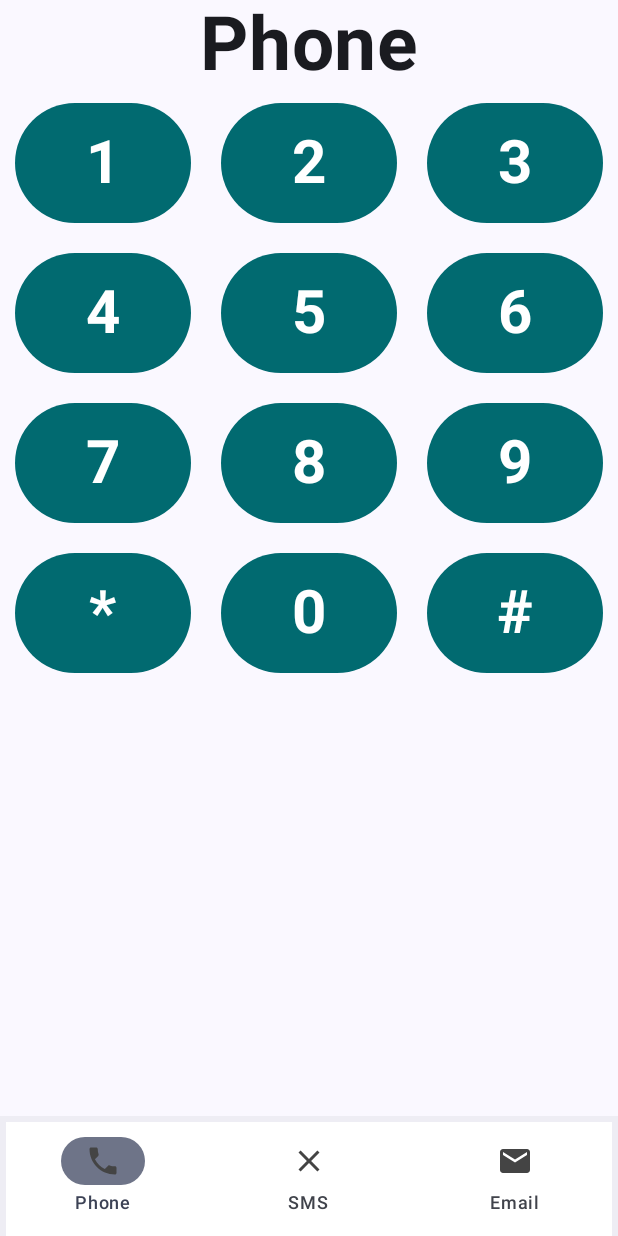
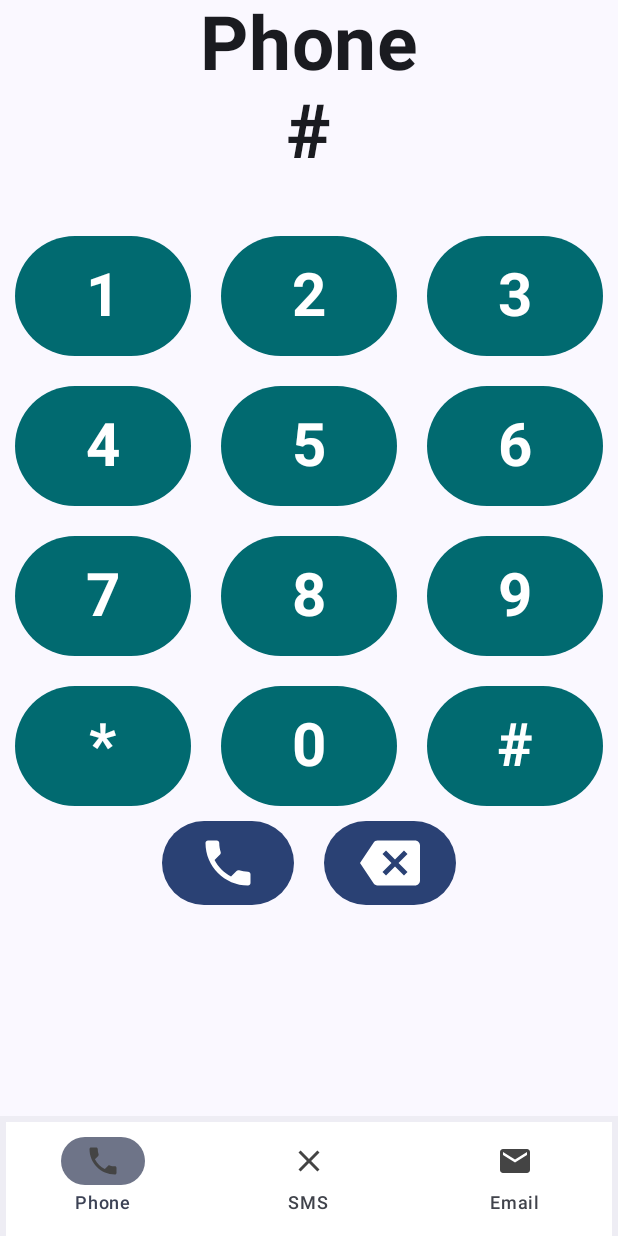
Before and after one commit to jamirou/IntentsApp, an Android app built with Jetpack Compose: the screen it shows after launch (MainActivity), after a tap on an icon or button, on a phone screen of 412 x 824 dp. Run offline under Robolectric (Android 15) with nearby library versions, the phone set to English and light mode, and no system bars.

```diff
--- a/app/src/main/java/com/jamirodev/intentsapp/views/PhoneView.kt
+++ b/app/src/main/java/com/jamirodev/intentsapp/views/PhoneView.kt
@@ -1,14 +1,34 @@
 package com.jamirodev.intentsapp.views
 
+import android.content.Intent
+import android.net.Uri
 import androidx.compose.foundation.layout.Column
+import androidx.compose.foundation.layout.Row
+import androidx.compose.foundation.layout.Spacer
+import androidx.compose.foundation.layout.height
+import androidx.compose.foundation.layout.size
+import androidx.compose.foundation.layout.width
 import androidx.compose.foundation.lazy.grid.GridCells
 import androidx.compose.foundation.lazy.grid.LazyVerticalGrid
 import androidx.compose.foundation.lazy.grid.items
+import androidx.compose.material.icons.Icons
+import androidx.compose.material.icons.filled.Phone
+import androidx.compose.material3.Button
+import androidx.compose.material3.Icon
 import androidx.compose.material3.Text
 import androidx.compose.runtime.Composable
+import androidx.compose.runtime.getValue
+import androidx.compose.runtime.mutableStateOf
+import androidx.compose.runtime.remember
+import androidx.compose.runtime.setValue
 import androidx.compose.ui.Alignment
+import androidx.compose.ui.Modifier
+import androidx.compose.ui.platform.LocalContext
+import androidx.compose.ui.res.painterResource
 import androidx.compose.ui.text.font.FontWeight
+import androidx.compose.ui.unit.dp
 import androidx.compose.ui.unit.sp
+import com.jamirodev.intentsapp.R
 import com.jamirodev.intentsapp.components.CircleNumber
 
 @Composable
@@ -21,12 +41,45 @@ fun PhoneView() {
             "7", "8", "9",
             "*", "0", "#"
         )
+        var number by remember { mutableStateOf("") }
+        val context = LocalContext.current
+
+        Text(text = number, fontSize = 50.sp, fontWeight = FontWeight.Bold)
+        Spacer(modifier = Modifier.height(30.dp))
+
         LazyVerticalGrid(columns = GridCells.Fixed(3)) {
             items(items) { item ->
                 CircleNumber(number = item) {
-
+                    number += item
                 }
             }
         }
+
+        Row() {
+            if (number != "") {
+                Button(onClick = {
+                    val intent = Intent(Intent.ACTION_DIAL, Uri.parse("tel:${number}"))
+                    context.startActivity(intent)
+                }) {
+                    Icon(
+                        imageVector = Icons.Default.Phone,
+                        contentDescription = "Call",
+                        modifier = Modifier.size(40.dp)
+                    )
+                }
+                Spacer(modifier = Modifier.width(20.dp))
+                Button(onClick = {
+                    number = number.dropLast(1)
+                }) {
+                    Icon(
+                        painter =
+                        painterResource(id = R.drawable.ic_backspace),
+                        contentDescription = "Delete number",
+                        modifier = Modifier.size(40.dp)
+                    )
+                }
+            }
+        }
+
     }
 }
--- /dev/null
+++ b/app/src/main/res/drawable/ic_backspace.xml
@@ -0,0 +1,5 @@
+<vector android:autoMirrored="true" android:height="24dp"
+    android:tint="#000000" android:viewportHeight="24"
+    android:viewportWidth="24" android:width="24dp" xmlns:android="http://schemas.android.com/apk/res/android">
+    <path android:fillColor="@android:color/white" android:pathData="M22,3L7,3c-0.69,0 -1.23,0.35 -1.59,0.88L0,12l5.41,8.11c0.36,0.53 0.9,0.89 1.59,0.89h15c1.1,0 2,-0.9 2,-2L24,5c0,-1.1 -0.9,-2 -2,-2zM19,15.59L17.59,17 14,13.41 10.41,17 9,15.59 12.59,12 9,8.41 10.41,7 14,10.59 17.59,7 19,8.41 15.41,12 19,15.59z"/>
+</vector>
```
